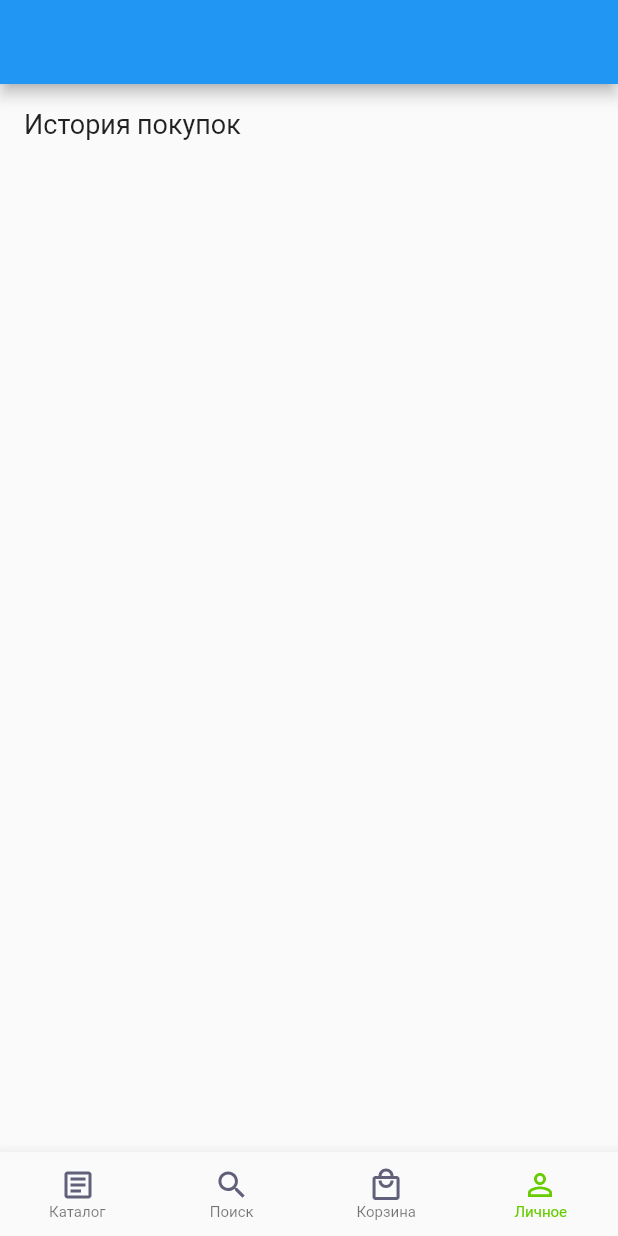
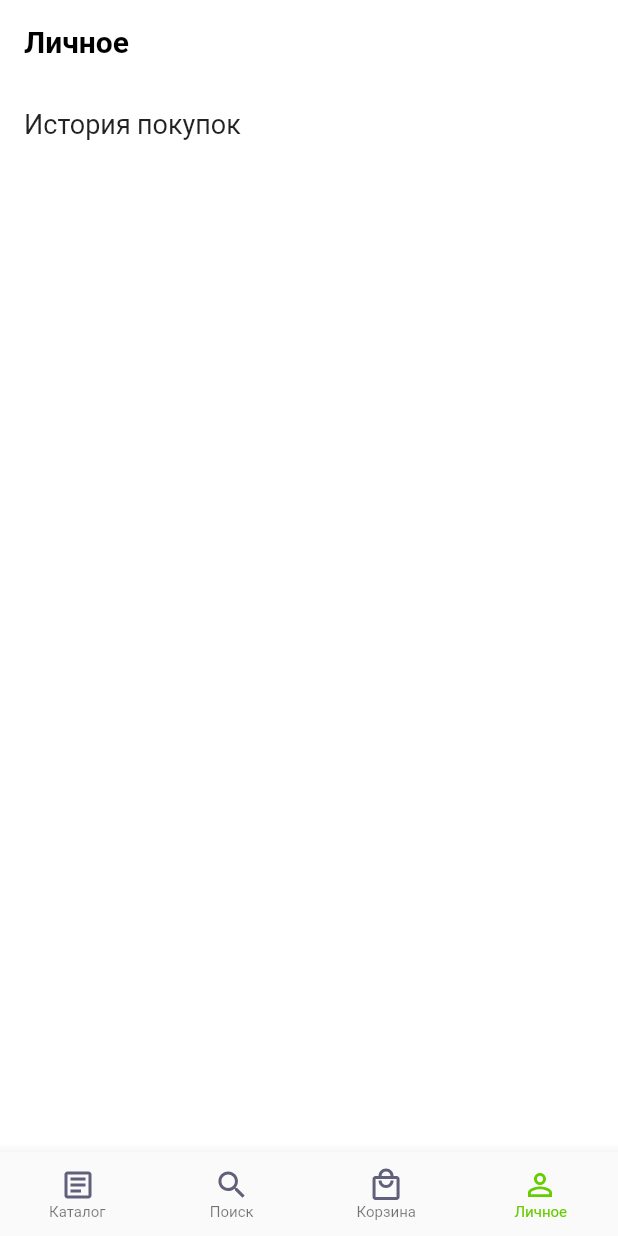
Before and after one commit to LDDmarc/surf-flutter-courses, a Flutter app: the screen it shows after launch, on a phone screen of 412 x 824 dp. Run offline on Flutter 3.47's test engine with Material 2 defaults, Android fonts, the light colour scheme and no system bars; our stand-ins replace flutter_svg.

Commit message:
custom app bar

```diff
--- a/surf-flutter-courses-template-main/lib/appearance.dart
+++ b/surf-flutter-courses-template-main/lib/appearance.dart
@@ -5,4 +5,5 @@ class Appearance {
   static const primaryForegroundColor = Color(0xFF000000);
   static const secondaryForegroundColor = Color(0xFFB5B5B5);
   static const destructiveColor = Color(0xFFFF0000);
+  static const backgroundColor = Color(0xFFFFFFFF);
 }
--- /dev/null
+++ b/surf-flutter-courses-template-main/lib/custom_app_bar.dart
@@ -0,0 +1,41 @@
+import 'package:flutter/material.dart';
+import 'appearance.dart';
+
+class CustomAppBar extends StatelessWidget implements PreferredSizeWidget {
+  final String title;
+  final String? subtitle;
+  final bool isBackButtonHidden;
+
+  const CustomAppBar({super.key, required this.title, this.subtitle, required this.isBackButtonHidden});
+
+  @override
+  Widget build(BuildContext context) {
+    return AppBar(
+      elevation: 0,
+      backgroundColor: Appearance.backgroundColor,
+      leading: ((){
+        if (!isBackButtonHidden) {
+          return const BackButton(
+          color: Appearance.accentColor,
+        );
+        }
+      }()),
+      title: ((){
+        if (subtitle != null) {
+          return Column(
+            children: [
+              Text(title, style: const TextStyle(color: Appearance.primaryForegroundColor, fontWeight: FontWeight.bold)),
+              Text(subtitle!, style: const TextStyle(color: Appearance.secondaryForegroundColor, fontSize: 10))
+            ],
+          );
+        } else {
+          return Text(title, style: const TextStyle(color: Appearance.primaryForegroundColor, fontWeight: FontWeight.bold));
+        }
+      }()),
+    );
+  }
+
+  @override
+  Size get preferredSize => const Size.fromHeight(56);
+
+}
--- a/surf-flutter-courses-template-main/lib/main.dart
+++ b/surf-flutter-courses-template-main/lib/main.dart
@@ -1,6 +1,6 @@
 import 'package:flutter/material.dart';
+import 'package:surf_flutter_courses_template/appearance.dart';
 import 'empty_screen.dart';
-import 'personal/personal_screen.dart';
 import 'tab_bar_widget.dart';
 import 'personal/personal_tab_navigator.dart';
 
@@ -8,7 +8,6 @@ import 'personal/personal_tab_navigator.dart';
 enum TabItem {
   catalog, search, cart, personal
 }
-
 
 void main() {
   runApp(const MainApp());
@@ -36,11 +35,8 @@ class _MainAppState extends State<MainApp> {
   @override
   Widget build(BuildContext context) {
     return MaterialApp(
-      theme: ThemeData(fontFamily: 'Sora'),
+      theme: ThemeData(fontFamily: 'Sora', scaffoldBackgroundColor: Appearance.backgroundColor),
       home: Scaffold(
-          // appBar: AppBar(
-          //   title: Text('data'),
-          // ),
           body: Stack(children: _tabs.map((e) => _buildOffstageNavigator(e)).toList()),
           bottomNavigationBar: TabBarWidget(
             selectedIndex: _tabs.indexOf(_currentTab),
--- a/surf-flutter-courses-template-main/lib/personal/personal_screen.dart
+++ b/surf-flutter-courses-template-main/lib/personal/personal_screen.dart
@@ -1,4 +1,5 @@
 import 'package:flutter/material.dart';
+import 'package:surf_flutter_courses_template/custom_app_bar.dart';
 
 class PersonalScreenWidget extends StatelessWidget {
   final void Function() onPurchaseHistoryTap;
@@ -8,7 +9,10 @@ class PersonalScreenWidget extends StatelessWidget {
   @override
   Widget build(BuildContext context) {
     return Scaffold(
-      appBar: AppBar(),
+      appBar: const CustomAppBar(
+        title: 'Личное',
+        isBackButtonHidden: true,
+      ),
       body: ListView(
         children: [
           PersonalScreenCellWidget(
--- a/surf-flutter-courses-template-main/lib/personal/purchase_history_screen.dart
+++ b/surf-flutter-courses-template-main/lib/personal/purchase_history_screen.dart
@@ -1,5 +1,7 @@
 import 'package:flutter/material.dart';
 import 'package:surf_flutter_courses_template/data/data.dart';
+
+import '../custom_app_bar.dart';
 
 class PurchaseHistoryScreenWidget extends StatelessWidget {
   final void Function(Cheque) onChequeTap;
@@ -10,7 +12,10 @@ class PurchaseHistoryScreenWidget extends StatelessWidget {
   @override
   Widget build(BuildContext context) {
     return Scaffold(
-      appBar: AppBar(),
+      appBar: const CustomAppBar(
+        title: 'История покупок',
+        isBackButtonHidden: false,
+      ),
       body: ListView.builder(
           itemCount: _cheques.length,
           itemBuilder: (BuildContext context, int index) {
--- a/surf-flutter-courses-template-main/lib/personal/purchases/product_list_screen.dart
+++ b/surf-flutter-courses-template-main/lib/personal/purchases/product_list_screen.dart
@@ -1,5 +1,6 @@
 import 'package:flutter/material.dart';
 import 'package:surf_flutter_courses_template/appearance.dart';
+import 'package:surf_flutter_courses_template/custom_app_bar.dart';
 import 'package:surf_flutter_courses_template/data/data.dart';
 import 'package:surf_flutter_courses_template/personal/purchases/product_cell.dart';
 
@@ -22,11 +23,10 @@ class _ProductListScreenState extends State<ProductListScreenWidget> {
   @override
   Widget build(BuildContext context) {
     return Scaffold(
-      appBar: AppBar(
-        backgroundColor: Colors.white,
-        leading: BackButton(
-          color: Appearance.accentColor,
-        ),
+      appBar: CustomAppBar(
+        title: cheque.title,
+        subtitle: cheque.date.toString(),
+        isBackButtonHidden: false,
       ),
       body: Padding(
         padding: const EdgeInsets.fromLTRB(20, 0, 20, 0),
```
